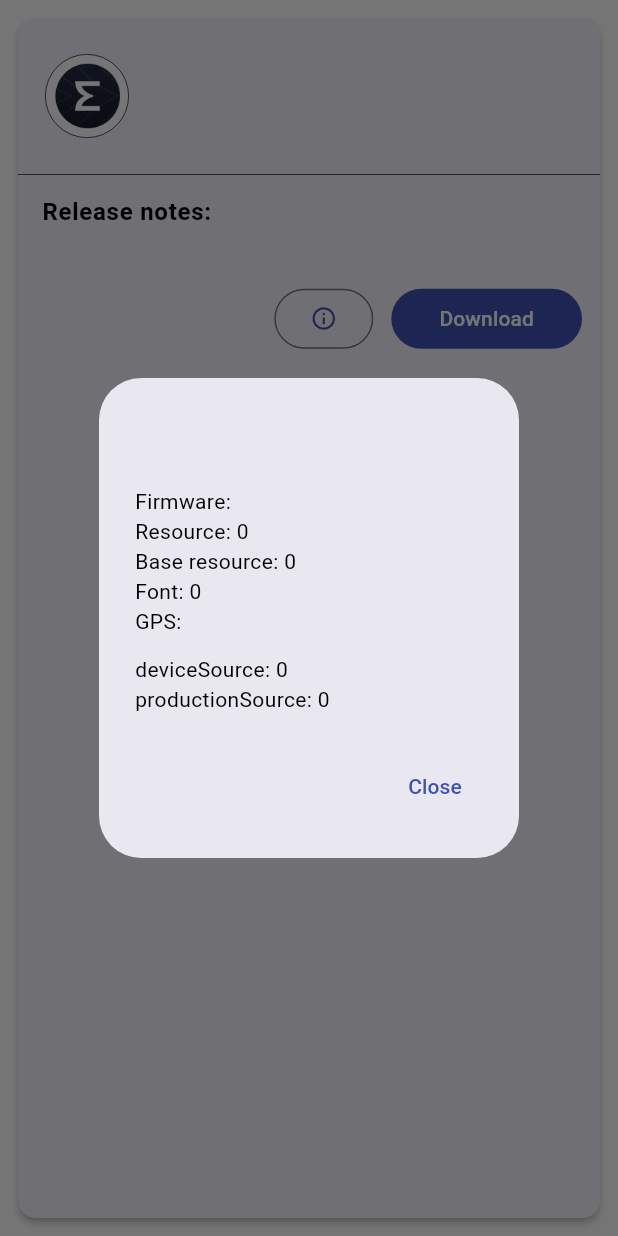
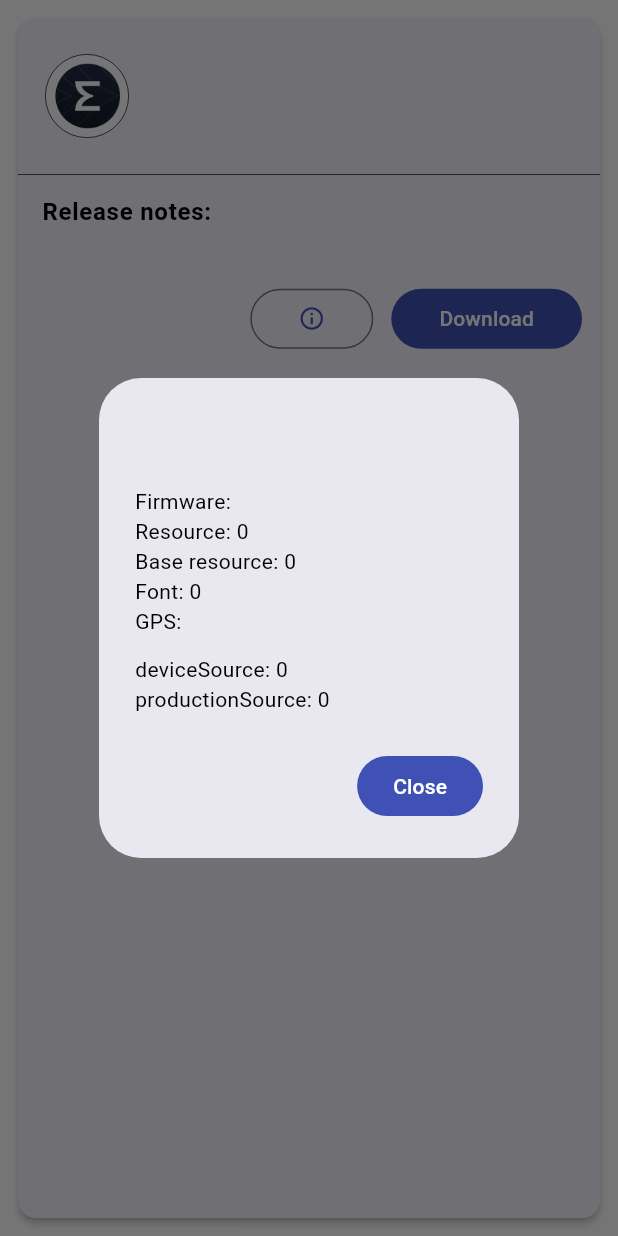
Before and after one commit to Keddnyo/miyolla, a Flutter app: the FeedCard widget shown alone on an empty page, opened directly with empty values, after a tap on the "info" icon, on a phone screen of 412 x 824 dp. Run offline on Flutter 3.47's test engine with Material 2 defaults, Android fonts, the phone set to English and light mode, and no system bars; our stand-ins replace flex_color_scheme, flutter_localized_locales, infinite_scroll_pagination; generated files the repository leaves out were written again; network calls fail.

Commit message:
Firmware additional info dialog fixed

```diff
--- a/lib/l10n/app_en.arb
+++ b/lib/l10n/app_en.arb
@@ -18,5 +18,6 @@
   "firmware": "Firmware",
   "resource": "Resource",
   "baseResource": "Base resource",
-  "font": "Font"
+  "font": "Font",
+  "close": "Close"
 }
--- a/lib/l10n/app_ru.arb
+++ b/lib/l10n/app_ru.arb
@@ -18,5 +18,6 @@
   "firmware": "Прошивка",
   "resource": "Ресурсы",
   "baseResource": "Баз. ресурсы",
-  "font": "Шрифт"
+  "font": "Шрифт",
+  "close": "Закрыть"
 }
--- a/lib/src/ui/screen/firmwares_feed_screen/feed_card.dart
+++ b/lib/src/ui/screen/firmwares_feed_screen/feed_card.dart
@@ -51,7 +51,7 @@ class _FeedCardState extends State<FeedCard> {
             ],
           ),
           actions: <Widget>[
-            TextButton(
+            FilledButton(
               child: const Text('Close'),
               onPressed: () => Navigator.of(context).pop(),
             ),
@@ -150,7 +150,10 @@ class _FeedCardState extends State<FeedCard> {
               children: [
                 OutlinedButton(
                   onPressed: () => _showAdvancedInfo(context),
-                  child: const Icon(Icons.info_outlined),
+                  child: const Padding(
+                    padding: EdgeInsets.all(8.0),
+                    child: Icon(Icons.info_outlined),
+                  ),
                 ),
                 const SizedBox(width: 12),
                 FilledButton(
```
